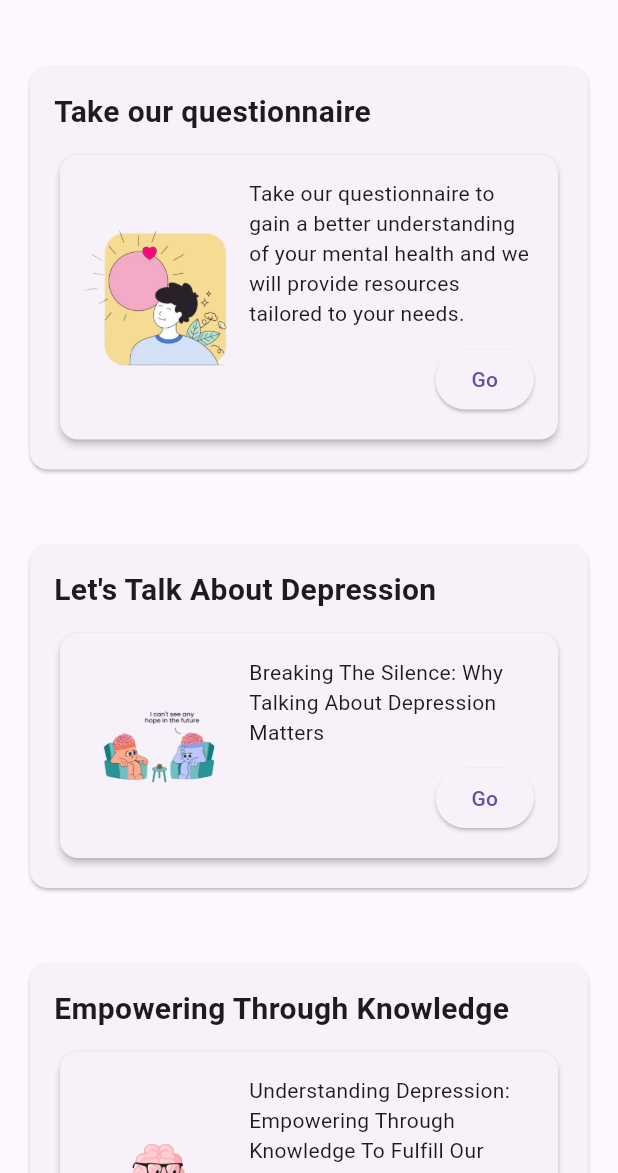
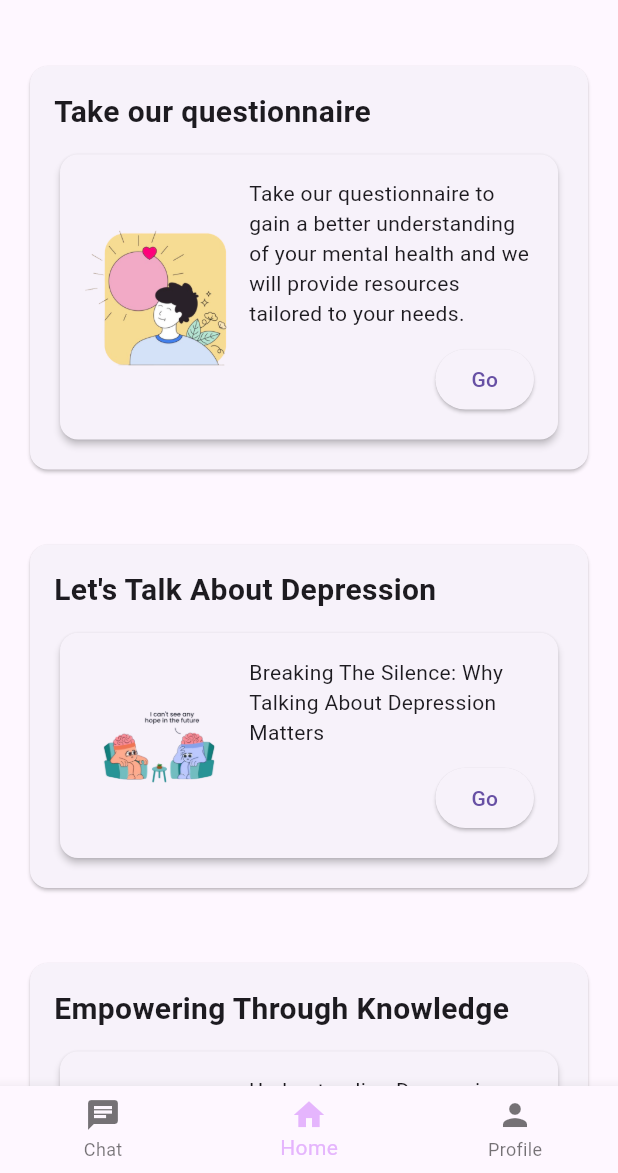
Before and after one commit to KarinaJoanna/living_without_shadows, a Flutter app: the screen it shows after launch, in the side drawer, after a tap on "Go", on a phone screen of 412 x 824 dp, the part 63-1236 px from its top. Run offline on Flutter 3.47's test engine with Material 3 defaults, Android fonts, the phone set to English and light mode, and no system bars.

Commit message:
update profile, close circle and dependencies

```diff
--- a/lib/main.dart
+++ b/lib/main.dart
@@ -1,4 +1,6 @@
 import 'package:flutter/material.dart';
+import 'package:living_without_shadows/screens/chat_screen.dart';
+import 'package:living_without_shadows/screens/profile_screen.dart';
 import 'screens/home_page.dart';
 
 void main() {
@@ -6,6 +8,8 @@
 }
 
 class LivingWithoutShadowsApp extends StatelessWidget {
+  const LivingWithoutShadowsApp({super.key});
+
   @override
   Widget build(BuildContext context) {
     return MaterialApp(
@@ -14,6 +18,11 @@
         primarySwatch: Colors.blue,
       ),
       home: HomePage(),
+      routes: {
+        '/home': (context) => HomePage(),
+        '/chat': (context) => ChatScreen(),
+        '/profile': (context) => ProfileScreen(),
+      },
     );
   }
 }
--- a/lib/screens/empowering_knowledge_screen.dart
+++ b/lib/screens/empowering_knowledge_screen.dart
@@ -1,6 +1,7 @@
 import 'package:flutter/material.dart';
 import 'package:living_without_shadows/screens/chat_screen.dart';
 import 'package:living_without_shadows/screens/questionnaire_screen.dart';
+import 'package:living_without_shadows/widgets/bottom_nav_bar.dart';
 import 'package:living_without_shadows/widgets/header_section.dart';
 import '../widgets/footer_section.dart';
 
@@ -235,6 +236,7 @@ class EmpoweringKnowledgeScreen extends StatelessWidget {
           ],
         ),
       ),
+      bottomNavigationBar: BottomNavBar(),
     );
   }
 
--- a/lib/screens/home_page.dart
+++ b/lib/screens/home_page.dart
@@ -1,7 +1,7 @@
 import 'package:flutter/material.dart';
 import 'package:living_without_shadows/screens/chat_screen.dart';
 import 'package:living_without_shadows/screens/questionnaire_screen.dart';
-import 'package:living_without_shadows/screens/questionnaire_screen_main.dart';
+import 'package:living_without_shadows/widgets/bottom_nav_bar.dart';
 import '../widgets/header_section.dart';
 import '../widgets/questionnaire_section.dart';
 import '../widgets/talk_about_depression_section.dart';
@@ -72,6 +72,7 @@ class HomePage extends StatelessWidget {
           ],
         ),
       ),
+      bottomNavigationBar: BottomNavBar(),
     );
   }
 
--- a/lib/screens/questionnaire_screen.dart
+++ b/lib/screens/questionnaire_screen.dart
@@ -1,5 +1,6 @@
 import 'package:flutter/material.dart';
 import 'package:living_without_shadows/screens/chat_screen.dart';
+import 'package:living_without_shadows/widgets/bottom_nav_bar.dart';
 import '../widgets/footer_section.dart';
 import 'questionnaire_screen_main.dart';
 
@@ -193,6 +194,7 @@ class QuestionnaireScreen extends StatelessWidget {
           ),
         ),
       ),
+      bottomNavigationBar: BottomNavBar(),
     );
   }
 
--- a/lib/screens/questionnaire_screen_main.dart
+++ b/lib/screens/questionnaire_screen_main.dart
@@ -1,6 +1,7 @@
 import 'package:flutter/material.dart';
 import 'package:living_without_shadows/screens/chat_screen.dart';
 import 'package:living_without_shadows/screens/questionnaire_screen.dart';
+import 'package:living_without_shadows/widgets/bottom_nav_bar.dart';
 import '../widgets/footer_section.dart';
 
 class QuestionnaireMain extends StatelessWidget {
@@ -115,6 +116,7 @@ class QuestionnaireMain extends StatelessWidget {
           ),
         ),
       ),
+      bottomNavigationBar: BottomNavBar(),
     );
   }
 
--- a/lib/screens/talk_about_depression_screen.dart
+++ b/lib/screens/talk_about_depression_screen.dart
@@ -1,6 +1,7 @@
 import 'package:flutter/material.dart';
 import 'package:living_without_shadows/screens/chat_screen.dart';
 import 'package:living_without_shadows/screens/questionnaire_screen.dart';
+import 'package:living_without_shadows/widgets/bottom_nav_bar.dart';
 import 'package:living_without_shadows/widgets/header_section.dart';
 import '../widgets/footer_section.dart';
 
@@ -114,6 +115,7 @@ class TalkAboutDepressionScreen extends StatelessWidget {
           ],
         ),
       ),
+      bottomNavigationBar: BottomNavBar(),
     );
   }
 
--- /dev/null
+++ b/lib/widgets/bottom_nav_bar.dart
@@ -0,0 +1,53 @@
+import 'package:flutter/material.dart';
+
+class BottomNavBar extends StatefulWidget {
+  const BottomNavBar({super.key});
+
+  @override
+  _BottomNavBarState createState() => _BottomNavBarState();
+}
+
+class _BottomNavBarState extends State<BottomNavBar> {
+  int _selectedIndex = 1; // Default to Home screen
+
+  void _onItemTapped(int index) {
+    setState(() {
+      _selectedIndex = index;
+    });
+
+    switch (index) {
+      case 0:
+        Navigator.pushNamed(context, '/chat');
+        break;
+      case 1:
+        Navigator.pushNamed(context, '/home');
+        break;
+      case 2:
+        Navigator.pushNamed(context, '/profile');
+        break;
+    }
+  }
+
+  @override
+  Widget build(BuildContext context) {
+    return BottomNavigationBar(
+      items: const <BottomNavigationBarItem>[
+        BottomNavigationBarItem(
+          icon: Icon(Icons.chat),
+          label: 'Chat',
+        ),
+        BottomNavigationBarItem(
+          icon: Icon(Icons.home),
+          label: 'Home',
+        ),
+        BottomNavigationBarItem(
+          icon: Icon(Icons.person),
+          label: 'Profile',
+        ),
+      ],
+      currentIndex: _selectedIndex,
+      selectedItemColor: const Color.fromARGB(255, 229, 181, 253),
+      onTap: _onItemTapped,
+    );
+  }
+}
--- a/lib/widgets/footer_section.dart
+++ b/lib/widgets/footer_section.dart
@@ -1,13 +1,15 @@
 import 'package:flutter/material.dart';
 
 class FooterSection extends StatelessWidget {
+  const FooterSection({super.key});
+
   @override
   Widget build(BuildContext context) {
     return Container(
       width: double.infinity,
-      padding: EdgeInsets.all(16.0),
+      padding: const EdgeInsets.all(16.0),
       color: Colors.grey[200],
-      child: Column(
+      child: const Column(
         children: [
           Text(
             '© 2024 Living Without Shadows. All rights reserved.',
--- a/lib/widgets/header_section.dart
+++ b/lib/widgets/header_section.dart
@@ -1,11 +1,13 @@
 import 'package:flutter/material.dart';
 
 class HeaderSection extends StatelessWidget {
+  const HeaderSection({super.key});
+
   @override
   Widget build(BuildContext context) {
     return Container(
-      padding: EdgeInsets.symmetric(vertical: 50.0, horizontal: 20.0),
-      child: Column(
+      padding: const EdgeInsets.symmetric(vertical: 50.0, horizontal: 20.0),
+      child: const Column(
         children: [
           Text(
             'Welcome to Living Without Shadows',
--- a/lib/widgets/inspirational_quote_section.dart
+++ b/lib/widgets/inspirational_quote_section.dart
@@ -1,11 +1,13 @@
 import 'package:flutter/material.dart';
 
 class InspirationalQuoteSection extends StatelessWidget {
+  const InspirationalQuoteSection({super.key});
+
   @override
   Widget build(BuildContext context) {
     return Container(
-      padding: EdgeInsets.all(16.0),
-      child: Column(
+      padding: const EdgeInsets.all(16.0),
+      child: const Column(
         children: [
           Text(
             'No matter how dark the night may seem, there is always a light in the darkness.',
--- a/pubspec.yaml
+++ b/pubspec.yaml
@@ -35,6 +35,9 @@ dependencies:
   # The following adds the Cupertino Icons font to your application.
   # Use with the CupertinoIcons class for iOS style icons.
   cupertino_icons: ^1.0.6
+  fluttertoast: ^8.2.6
+  url_launcher: ^6.3.0
+  sqflite: ^2.3.3+1
 
 dev_dependencies:
   flutter_test:
```
Also changed, not shown: lib/models/close_circle_member.dart (added, +13 -0 lines), lib/screens/add_close_circle_member_screen.dart (added, +155 -0 lines), lib/screens/edit_profile_screen.dart (added, +48 -0 lines), lib/screens/login_screen.dart (added, +17 -0 lines), lib/screens/profile_screen.dart (added, +125 -0 lines), pubspec.lock, 12 other files.
